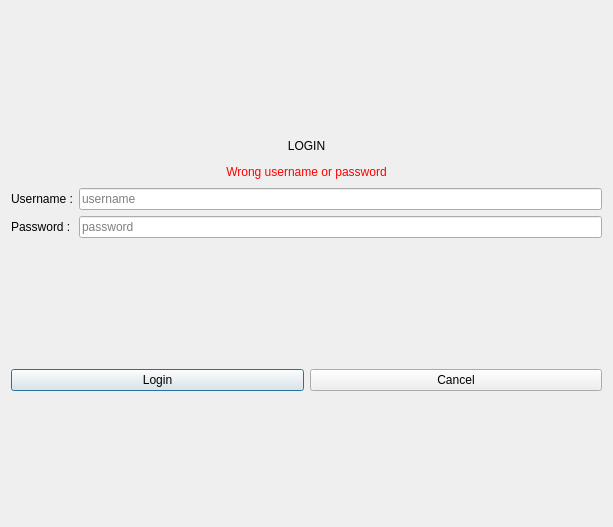
The window that PortefolioManager/LoginDialog.ui (Mangiang/portefolioManager) describes before a commit, drawn with Qt 5.
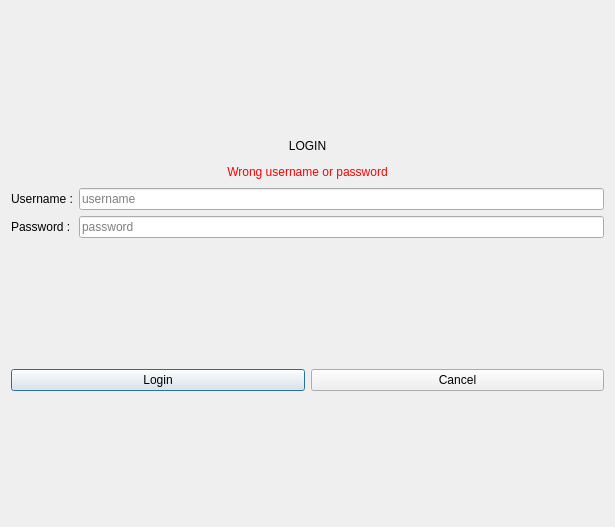
The same window after the commit. Icons and pictures are not drawn.

The edit to the form file:
```diff
--- a/PortefolioManager/LoginDialog.ui
+++ b/PortefolioManager/LoginDialog.ui
@@ -6,7 +6,7 @@
    <rect>
     <x>0</x>
     <y>0</y>
-    <width>613</width>
+    <width>615</width>
     <height>527</height>
    </rect>
   </property>
```
